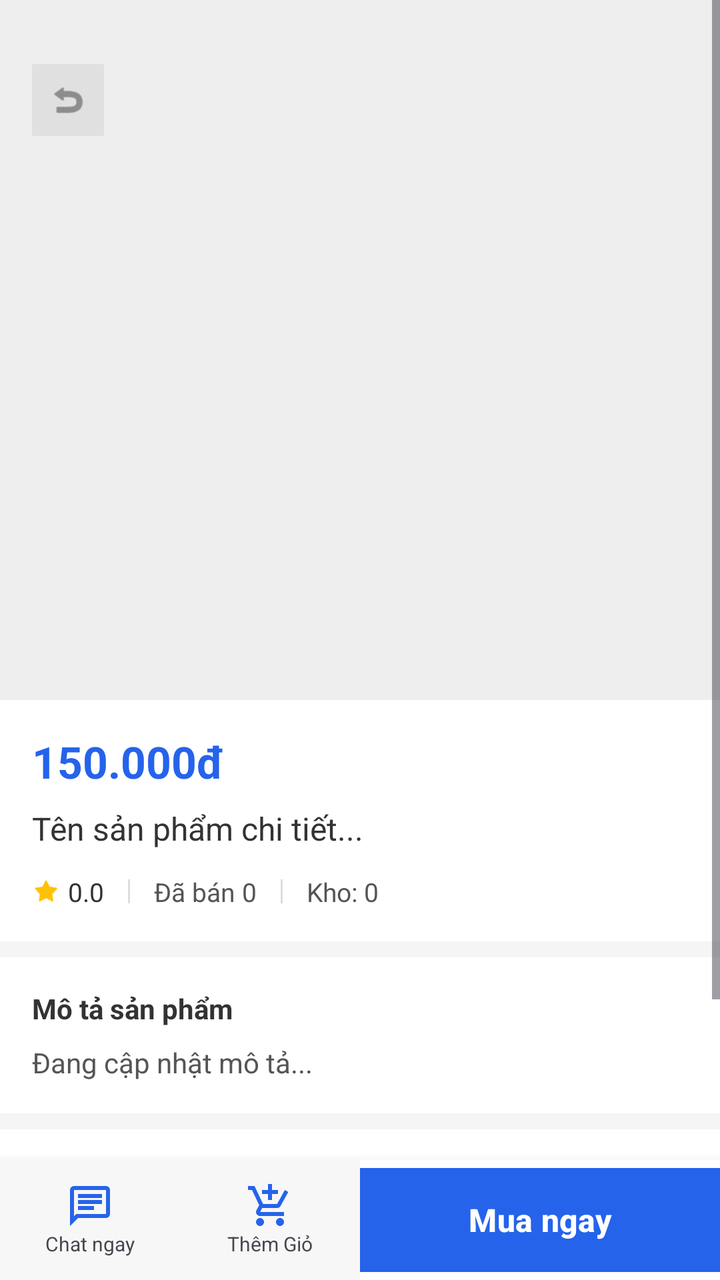
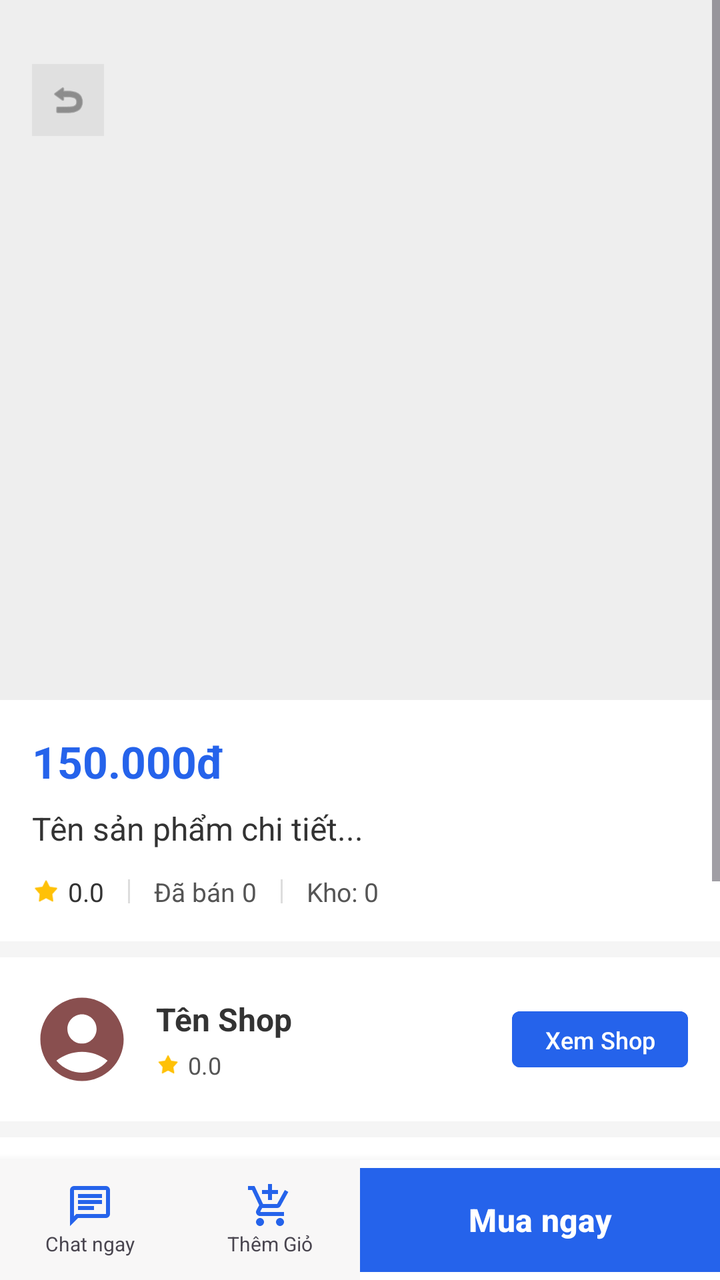

An Android layout rendered at two revisions. The XML below is the earlier revision; the diff shows what the commit changed to produce the second picture.
<!-- AndroidManifest.xml: application theme Theme.EcommerceApp -->
<!-- res/layout/activity_user_product_detail.xml -->
<androidx.constraintlayout.widget.ConstraintLayout xmlns:android="http://schemas.android.com/apk/res/android"
    xmlns:app="http://schemas.android.com/apk/res-auto"
    android:layout_width="match_parent"
    android:layout_height="match_parent"
    android:background="#F5F5F5">

    <LinearLayout
        android:id="@+id/bottomActionbar"
        android:layout_width="0dp"
        android:layout_height="60dp"
        android:background="@color/white"
        android:elevation="8dp"
        android:orientation="horizontal"
        app:layout_constraintBottom_toBottomOf="parent"
        app:layout_constraintEnd_toEndOf="parent"
        app:layout_constraintStart_toStartOf="parent">

        <LinearLayout
            android:layout_width="0dp"
            android:layout_height="match_parent"
            android:layout_weight="1"
            android:background="#15A69B9B"
            android:gravity="center"
            android:orientation="vertical">
            <ImageView
                android:layout_width="24dp"
                android:layout_height="24dp"
                android:src="@drawable/ic_chat"
                app:tint="@color/primary_blue" />
            <TextView
                android:layout_width="wrap_content"
                android:layout_height="wrap_content"
                android:text="Chat ngay"
                android:textSize="10sp" />
        </LinearLayout>

        <LinearLayout
            android:id="@+id/btnViewCart"
            android:layout_width="0dp"
            android:layout_height="match_parent"
            android:layout_weight="1"
            android:background="#15A69B9B"
            android:gravity="center"
            android:orientation="vertical">
            <ImageView
                android:layout_width="24dp"
                android:layout_height="24dp"
                android:src="@drawable/ic_cart"
                app:tint="@color/primary_blue" />
            <TextView
                android:layout_width="wrap_content"
                android:layout_height="wrap_content"
                android:text="Thêm Giỏ"
                android:textSize="10sp" />
        </LinearLayout>

        <Button
            android:id="@+id/btnBuyNow"
            android:layout_width="0dp"
            android:layout_height="match_parent"
            android:layout_weight="2"
            android:backgroundTint="@color/primary_blue"
            android:text="Mua ngay"
            android:textColor="@color/white"
            android:textSize="16sp"
            android:textStyle="bold"
            app:cornerRadius="0dp" />
    </LinearLayout>

    <ScrollView
        android:id="@+id/scrollView"
        android:layout_width="0dp"
        android:layout_height="0dp"
        app:layout_constraintBottom_toTopOf="@id/bottomActionbar"
        app:layout_constraintEnd_toEndOf="parent"
        app:layout_constraintStart_toStartOf="parent"
        app:layout_constraintTop_toTopOf="parent">

        <LinearLayout
            android:layout_width="match_parent"
            android:layout_height="wrap_content"
            android:orientation="vertical">

            <FrameLayout
                android:layout_width="match_parent"
                android:layout_height="350dp">

                <androidx.viewpager2.widget.ViewPager2
                    android:id="@+id/vpProductImages"
                    android:layout_width="match_parent"
                    android:layout_height="match_parent"
                    android:background="#EEEEEE" />

                <TextView
                    android:id="@+id/tvImageIndex"
                    android:layout_width="wrap_content"
                    android:layout_height="wrap_content"
                    android:layout_gravity="bottom|end"
                    android:layout_margin="16dp"
                    android:background="#80000000"
                    android:paddingHorizontal="8dp"
                    android:paddingVertical="2dp"
                    android:text="1/1"
                    android:textColor="@color/white"
                    android:textSize="12sp"
                    android:visibility="gone" />
            </FrameLayout>

            <LinearLayout
                android:layout_width="match_parent"
                android:layout_height="wrap_content"
                android:background="@color/white"
                android:orientation="vertical"
                android:padding="16dp">

                <TextView
                    android:id="@+id/tvDetailPrice"
                    android:layout_width="wrap_content"
                    android:layout_height="wrap_content"
                    android:text="150.000đ"
                    android:textColor="@color/primary_blue"
                    android:textSize="22sp"
                    android:textStyle="bold" />

                <TextView
                    android:id="@+id/tvDetailName"
                    android:layout_width="match_parent"
                    android:layout_height="wrap_content"
                    android:layout_marginTop="8dp"
                    android:text="Tên sản phẩm chi tiết..."
                    android:textColor="#333333"
                    android:textSize="16sp" />

                <LinearLayout
                    android:layout_width="match_parent"
                    android:layout_height="wrap_content"
                    android:layout_marginTop="12dp"
                    android:gravity="center_vertical"
                    android:orientation="horizontal">

                    <ImageView
                        android:layout_width="14dp"
                        android:layout_height="14dp"
                        android:src="@android:drawable/star_on"
                        app:tint="#FFC107" />

                    <TextView
                        android:id="@+id/tvDetailRatingAvg"
                        android:layout_width="wrap_content"
                        android:layout_height="wrap_content"
                        android:layout_marginStart="4dp"
                        android:text="0.0"
                        android:textColor="#333333"
                        android:textSize="13sp" />

                    <View
                        android:layout_width="1dp"
                        android:layout_height="12dp"
                        android:layout_marginHorizontal="12dp"
                        android:background="#DDDDDD" />

                    <TextView
                        android:id="@+id/tvDetailSoldCount"
                        android:layout_width="wrap_content"
                        android:layout_height="wrap_content"
                        android:text="Đã bán 0"
                        android:textColor="#555555"
                        android:textSize="13sp" />

                    <View
                        android:layout_width="1dp"
                        android:layout_height="12dp"
                        android:layout_marginHorizontal="12dp"
                        android:background="#DDDDDD" />

                    <TextView
                        android:id="@+id/tvDetailStock"
                        android:layout_width="wrap_content"
                        android:layout_height="wrap_content"
                        android:text="Kho: 0"
                        android:textColor="#555555"
                        android:textSize="13sp" />
                </LinearLayout>
            </LinearLayout>

            <LinearLayout
                android:layout_width="match_parent"
                android:layout_height="wrap_content"
                android:layout_marginTop="8dp"
                android:background="@color/white"
                android:orientation="vertical"
                android:padding="16dp">

                <TextView
                    android:layout_width="wrap_content"
                    android:layout_height="wrap_content"
                    android:text="Mô tả sản phẩm"
                    android:textColor="#333333"
                    android:textSize="14sp"
                    android:textStyle="bold" />

                <TextView
                    android:id="@+id/tvDetailDesc"
                    android:layout_width="match_parent"
                    android:layout_height="wrap_content"
                    android:layout_marginTop="8dp"
                    android:text="Đang cập nhật mô tả..."
                    android:textColor="#555555"
                    android:textSize="14sp" />
            </LinearLayout>

            <LinearLayout
                android:id="@+id/layoutReviewSection"
                android:layout_width="match_parent"
                android:layout_height="wrap_content"
                android:layout_marginTop="8dp"
                android:layout_marginBottom="16dp"
                android:background="@color/white"
                android:orientation="vertical"
                android:padding="16dp">

                <TextView
                    android:layout_width="wrap_content"
                    android:layout_height="wrap_content"
                    android:text="Đánh giá sản phẩm"
                    android:textColor="#333333"
                    android:textSize="16sp"
                    android:textStyle="bold" />

                <LinearLayout
                    android:layout_width="match_parent"
                    android:layout_height="wrap_content"
                    android:layout_marginTop="8dp"
                    android:gravity="center_vertical"
                    android:orientation="horizontal">

                    <RatingBar
                        android:id="@+id/mainRatingBar"
                        style="?android:attr/ratingBarStyleSmall"
                        android:layout_width="wrap_content"
                        android:layout_height="wrap_content"
                        android:numStars="5"
                        android:progressTint="#FFC107"
                        android:stepSize="0.1" />

                    <TextView
                        android:id="@+id/tvAverageRating"
                        android:layout_width="wrap_content"
                        android:layout_height="wrap_content"
                        android:layout_marginStart="8dp"
                        android:text="0/5 (0 đánh giá)"
                        android:textColor="@color/primary_blue"
                        android:textStyle="bold" />
                </LinearLayout>

                <TextView
                    android:id="@+id/tvNoReviews"
                    android:layout_width="match_parent"
                    android:layout_height="wrap_content"
                    android:layout_marginTop="16dp"
                    android:text="Sản phẩm này chưa có đánh giá nào."
                    android:textColor="#999999"
                    android:visibility="gone" />

                <androidx.recyclerview.widget.RecyclerView
                    android:id="@+id/rvReviews"
                    android:layout_width="match_parent"
                    android:layout_height="wrap_content"
                    android:layout_marginTop="12dp" />
            </LinearLayout>
        </LinearLayout>
    </ScrollView>

    <ImageView
        android:id="@+id/btnBack"
        android:layout_width="36dp"
        android:layout_height="36dp"
        android:layout_marginStart="16dp"
        android:layout_marginTop="32dp"
        android:background="#E0E0E0"
        android:padding="8dp"
        android:src="@android:drawable/ic_menu_revert"
        app:layout_constraintStart_toStartOf="parent"
        app:layout_constraintTop_toTopOf="parent"
        app:tint="#555555" />

</androidx.constraintlayout.widget.ConstraintLayout>
<!-- resources referenced by this layout -->
<resources>
  <color name="primary_blue">#2563EB</color>
  <color name="white">#FFFFFFFF</color>
  <!-- drawable ic_cart (drawable) -->
  <vector xmlns:android="http://schemas.android.com/apk/res/android" android:height="24dp" android:tint="#000000" android:viewportHeight="24" android:viewportWidth="24" android:width="24dp">
        
      <path android:fillColor="@android:color/white" android:pathData="M11,9h2L13,6h3L16,4h-3L13,1h-2v3L8,4v2h3v3zM7,18c-1.1,0 -1.99,0.9 -1.99,2S5.9,22 7,22s2,-0.9 2,-2 -0.9,-2 -2,-2zM17,18c-1.1,0 -1.99,0.9 -1.99,2s0.89,2 1.99,2 2,-0.9 2,-2 -0.9,-2 -2,-2zM7.17,14.75l0.03,-0.12 0.9,-1.63h7.45c0.75,0 1.41,-0.41 1.75,-1.03l3.86,-7.01L19.42,4h-0.01l-1.1,2 -2.76,5L8.53,11l-0.13,-0.27L6.16,6l-0.95,-2 -0.94,-2L1,2v2h2l3.6,7.59 -1.35,2.45c-0.16,0.28 -0.25,0.61 -0.25,0.96 0,1.1 0.9,2 2,2h12v-2L7.42,15c-0.13,0 -0.25,-0.11 -0.25,-0.25z"/>
      
  </vector>
  <!-- drawable ic_chat (drawable) -->
  <vector xmlns:android="http://schemas.android.com/apk/res/android" android:autoMirrored="true" android:height="24dp" android:tint="#0F22DC" android:viewportHeight="960" android:viewportWidth="960" android:width="24dp">
        
      <path android:fillColor="@android:color/white" android:pathData="M240,560L560,560L560,480L240,480L240,560ZM240,440L720,440L720,360L240,360L240,440ZM240,320L720,320L720,240L240,240L240,320ZM80,880L80,160Q80,127 103.5,103.5Q127,80 160,80L800,80Q833,80 856.5,103.5Q880,127 880,160L880,640Q880,673 856.5,696.5Q833,720 800,720L240,720L80,880ZM206,640L800,640Q800,640 800,640Q800,640 800,640L800,160Q800,160 800,160Q800,160 800,160L160,160Q160,160 160,160Q160,160 160,160L160,685L206,640ZM160,640L160,640L160,160Q160,160 160,160Q160,160 160,160L160,160Q160,160 160,160Q160,160 160,160L160,640Q160,640 160,640Q160,640 160,640Z"/>
      
  </vector>
  <style name="Theme.EcommerceApp" parent="Base.Theme.EcommerceApp" />
  <style name="Base.Theme.EcommerceApp" parent="Theme.Material3.DayNight.NoActionBar">
          
          <item name="colorPrimary">@color/primary_blue</item>
          <item name="colorSecondary">@color/primary_blue</item>
          
          
          <item name="materialButtonStyle">@style/Widget.Material3.Button</item>
          <item name="android:windowAnimationStyle">@style/WindowAnimation</item>
      </style>
  <style name="WindowAnimation">
          <item name="android:activityOpenEnterAnimation">@anim/slide_in_right</item>
          <item name="android:activityOpenExitAnimation">@anim/slide_out_left</item>
          <item name="android:activityCloseEnterAnimation">@anim/slide_in_left</item>
          <item name="android:activityCloseExitAnimation">@anim/slide_out_right</item>
      </style>
</resources>

<!-- the commit's change to res/layout/activity_user_product_detail.xml (unified diff, before → after) -->
@@ -183,6 +183,76 @@
                 </LinearLayout>
             </LinearLayout>
 
+            
+            <LinearLayout
+                android:id="@+id/layoutShopInfo"
+                android:layout_width="match_parent"
+                android:layout_height="wrap_content"
+                android:layout_marginTop="8dp"
+                android:background="@color/white"
+                android:gravity="center_vertical"
+                android:orientation="horizontal"
+                android:padding="16dp">
+
+                <ImageView
+                    android:id="@+id/ivShopAvatar"
+                    android:layout_width="50dp"
+                    android:layout_height="50dp"
+                    android:scaleType="centerCrop"
+                    android:src="@drawable/ic_avatar" />
+
+                <LinearLayout
+                    android:layout_width="0dp"
+                    android:layout_height="wrap_content"
+                    android:layout_marginStart="12dp"
+                    android:layout_weight="1"
+                    android:orientation="vertical">
+
+                    <TextView
+                        android:id="@+id/tvShopName"
+                        android:layout_width="wrap_content"
+                        android:layout_height="wrap_content"
+                        android:text="Tên Shop"
+                        android:textColor="#333333"
+                        android:textSize="16sp"
+                        android:textStyle="bold" />
+
+                    <LinearLayout
+                        android:layout_width="wrap_content"
+                        android:layout_height="wrap_content"
+                        android:layout_marginTop="4dp"
+                        android:gravity="center_vertical"
+                        android:orientation="horizontal">
+
+                        <ImageView
+                            android:layout_width="12dp"
+                            android:layout_height="12dp"
+                            android:src="@android:drawable/star_on"
+                            app:tint="#FFC107" />
+
+                        <TextView
+                            android:id="@+id/tvShopRating"
+                            android:layout_width="wrap_content"
+                            android:layout_height="wrap_content"
+                            android:layout_marginStart="4dp"
+                            android:text="0.0"
+                            android:textColor="#555555"
+                            android:textSize="12sp" />
+                    </LinearLayout>
+                </LinearLayout>
+
+                <Button
+                    android:id="@+id/btnViewShop"
+                    android:layout_width="wrap_content"
+                    android:layout_height="36dp"
+                    android:backgroundTint="@color/primary_blue"
+                    android:text="Xem Shop"
+                    android:textColor="@color/white"
+                    android:textSize="12sp"
+                    android:paddingHorizontal="16dp"
+                    app:cornerRadius="4dp" />
+            </LinearLayout>
+
             <LinearLayout
                 android:layout_width="match_parent"
                 android:layout_height="wrap_content"
<!-- resource entries referenced after the edit -->
@@ -2,6 +2,12 @@
 <resources>
   <color name="primary_blue">#2563EB</color>
   <color name="white">#FFFFFFFF</color>
+  <!-- drawable ic_avatar (drawable) -->
+  <vector xmlns:android="http://schemas.android.com/apk/res/android" android:height="24dp" android:tint="#894F4F" android:viewportHeight="24" android:viewportWidth="24" android:width="24dp">
+        
+      <path android:fillColor="@android:color/white" android:pathData="M12,2C6.48,2 2,6.48 2,12s4.48,10 10,10s10,-4.48 10,-10S17.52,2 12,2zM12,6c1.93,0 3.5,1.57 3.5,3.5S13.93,13 12,13s-3.5,-1.57 -3.5,-3.5S10.07,6 12,6zM12,20c-2.03,0 -4.43,-0.82 -6.14,-2.88C7.55,15.8 9.68,15 12,15s4.45,0.8 6.14,2.12C16.43,19.18 14.03,20 12,20z"/>
+      
+  </vector>
   <!-- drawable ic_cart (drawable) -->
   <vector xmlns:android="http://schemas.android.com/apk/res/android" android:height="24dp" android:tint="#000000" android:viewportHeight="24" android:viewportWidth="24" android:width="24dp">
         
